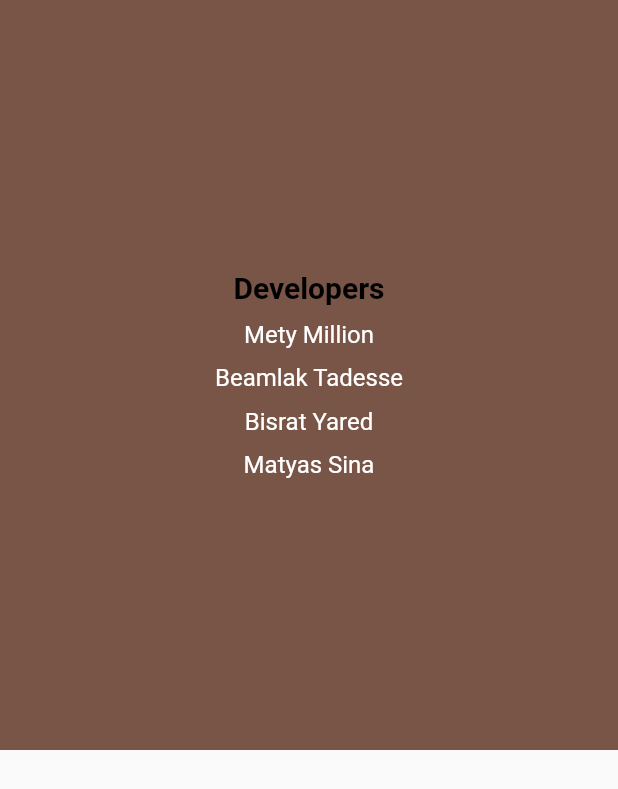
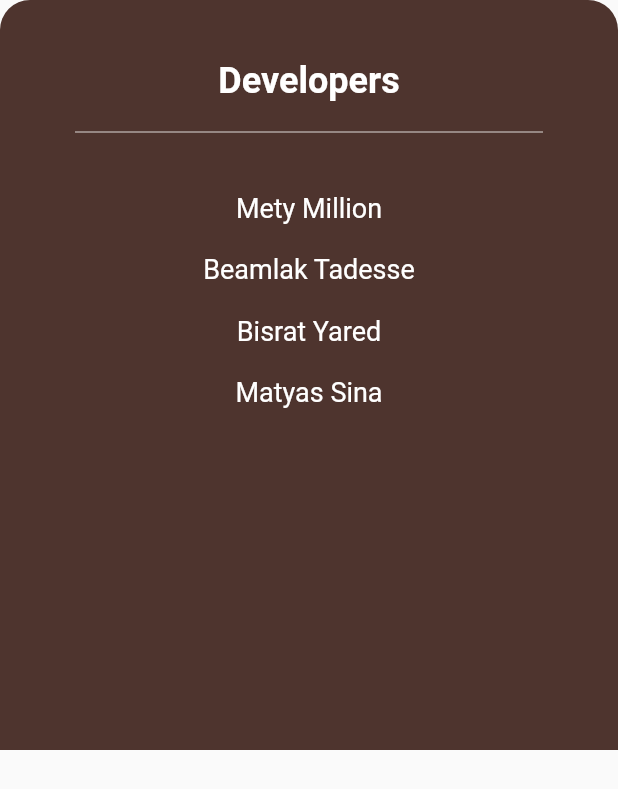
Before and after one commit to Metyme1/Explore-Ethiopia, a Flutter app: the NotificationsBottomSheet widget shown alone on an empty page, opened directly, on a phone screen of 412 x 824 dp. Shown: the top 789 px of the screen. Run offline on Flutter 3.47's test engine with Material 2 defaults, Android fonts, the phone set to English and light mode, and no system bars; our stand-ins replace easy_localization, firebase_auth, firebase_core, font_awesome_flutter, google_maps_flutter, google_sign_in; accounts and stored records are empty; network calls fail; Roboto replaces fonts that are missing (Coppins).

Commit message:
UI edited

```diff
--- a/lib/screens/home_page.dart
+++ b/lib/screens/home_page.dart
@@ -419,7 +419,7 @@ class _HomePageState extends State<HomePage> with SingleTickerProviderStateMixin
                   Container(
                     child: Padding(
                       padding: const EdgeInsets.only(left: 20),
-                      child: AppLargeText(text: "Popular sites".tr(), size: 22, color: Colors.teal),
+                      child: AppLargeText(text: "Popular sites".tr(), size: 22, color: Colors.brown),
                     ),
                   ),
                   SizedBox(height: 20),
@@ -540,9 +540,9 @@ class _HomePageState extends State<HomePage> with SingleTickerProviderStateMixin
                       SizedBox(height: 5),
               Text("Hello "+user.displayName!.tr(),
                 style: TextStyle(
-                  fontSize: 16,
+                  fontSize: 20,
                   fontWeight: FontWeight.bold,
-                  color: Colors.teal,
+                  color: Colors.brown,
                 ),),]
                   ),
                 ),
@@ -692,63 +692,55 @@ class NotificationsBottomSheet extends StatelessWidget {
   Widget build(BuildContext context) {
     return Container(
       height: 500,
-      color: Colors.brown,
+      decoration: BoxDecoration(
+        color: Colors.brown[800],
+        borderRadius: BorderRadius.only(
+          topLeft: Radius.circular(20),
+          topRight: Radius.circular(20),
+        ),
+      ),
+      padding: EdgeInsets.all(20),
       child: Center(
         child: Column(
-          mainAxisAlignment: MainAxisAlignment.center,
+          mainAxisAlignment: MainAxisAlignment.start,
           children: [
+            SizedBox(height: 20),
             Text(
               'Developers',
               style: TextStyle(
-                color: Colors.black,
-                fontSize: 20,
+                color: Colors.white,
+                fontSize: 24,
                 fontWeight: FontWeight.bold,
               ),
             ),
-            SizedBox(height: 10),
-            Text(
-              'Mety Million',
-              style: TextStyle(
-                color: Colors.white,
-                fontSize: 16,
-              ),
+            Divider(
+              color: Colors.white54,
+              thickness: 1,
+              indent: 30,
+              endIndent: 30,
+              height: 40,
             ),
             SizedBox(height: 10),
-            Text(
-              'Beamlak Tadesse',
-              style: TextStyle(
-                color: Colors.white,
-                fontSize: 16,
-              ),
-            ),
-            SizedBox(height: 10),
-            Text(
-              'Bisrat Yared',
-              style: TextStyle(
-                color: Colors.white,
-                fontSize: 16,
-              ),
-            ),
-            SizedBox(height: 10),
-
-
-                Text(
-                  'Matyas Sina',
-                  style: TextStyle(
-                    color: Colors. white,
-                    fontSize: 16,
-                  ),
-                ),
-                SizedBox(width: 30,),
-
-
-
-
-
-
+            _buildDeveloperInfo('Mety Million'),
+            _buildDeveloperInfo('Beamlak Tadesse'),
+            _buildDeveloperInfo('Bisrat Yared'),
+            _buildDeveloperInfo('Matyas Sina'),
           ],
         ),
       ),
     );
   }
+
+  Widget _buildDeveloperInfo(String name) {
+    return Padding(
+      padding: const EdgeInsets.symmetric(vertical: 10),
+      child: Text(
+        name,
+        style: TextStyle(
+          color: Colors.white,
+          fontSize: 18,
+        ),
+      ),
+    );
+  }
 }
```
